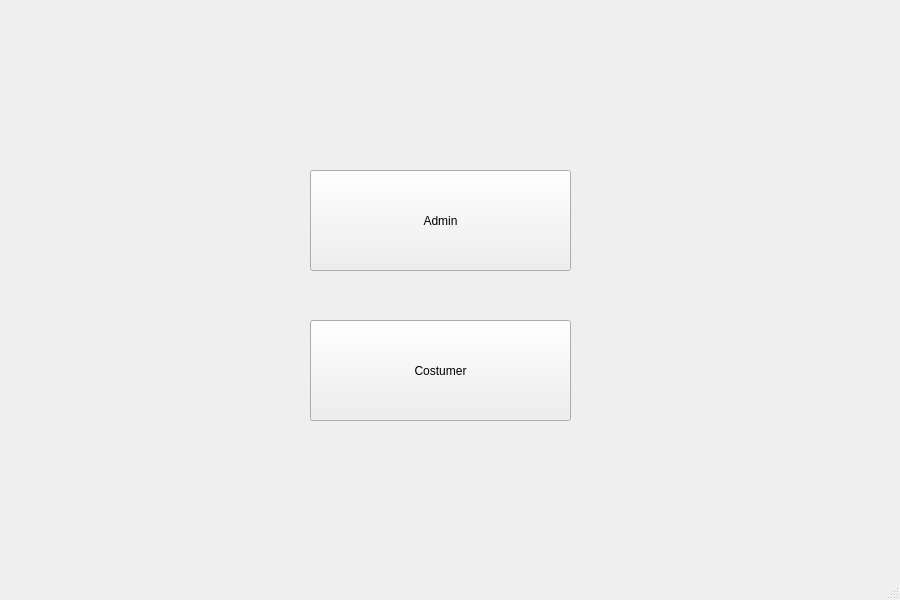
The window that UIAP_Final/firstpage.ui (a-HA7-z/UIAP_Final) describes before a commit, drawn with Qt 5.
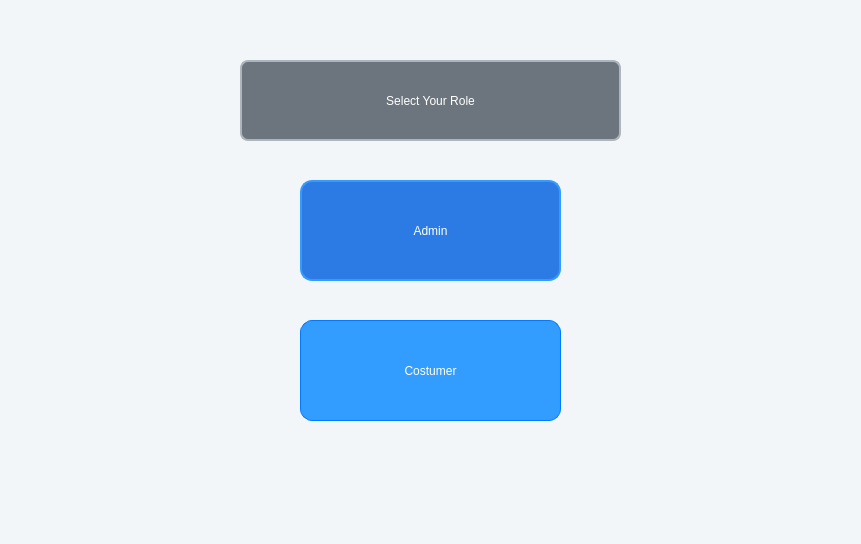
The same window after the commit.

```diff
--- a/UIAP_Final/firstpage.ui
+++ b/UIAP_Final/firstpage.ui
@@ -6,23 +6,34 @@
    <rect>
     <x>0</x>
     <y>0</y>
-    <width>900</width>
-    <height>600</height>
+    <width>861</width>
+    <height>544</height>
    </rect>
   </property>
   <property name="windowTitle">
    <string>FirstPage</string>
   </property>
+  <property name="styleSheet">
+   <string notr="true">background-color: rgb(243, 246, 249);</string>
+  </property>
   <widget class="QWidget" name="centralwidget">
    <widget class="QPushButton" name="AdminRole">
     <property name="geometry">
      <rect>
-      <x>310</x>
-      <y>170</y>
+      <x>300</x>
+      <y>180</y>
       <width>261</width>
       <height>101</height>
      </rect>
     </property>
+    <property name="styleSheet">
+     <string notr="true">color: rgb(255, 255, 255);
+font: 13pt &quot;Segoe UI&quot;;
+background-color: rgb(44, 123, 229);
+border-radius: 12px;
+border: 2px solid rgb(51, 156, 255);
+</string>
+    </property>
     <property name="text">
      <string>Admin</string>
     </property>
@@ -30,16 +41,46 @@
    <widget class="QPushButton" name="Costumerrole">
     <property name="geometry">
      <rect>
-      <x>310</x>
+      <x>300</x>
       <y>320</y>
       <width>261</width>
       <height>101</height>
      </rect>
     </property>
+    <property name="styleSheet">
+     <string notr="true">color: rgb(255, 255, 255);
+font: 13pt &quot;Segoe UI&quot;;
+background-color: rgb(51, 156, 255);
+border-radius: 12px;
+border: 1px solid rgb(0, 123, 255); </string>
+    </property>
     <property name="text">
      <string>Costumer</string>
     </property>
    </widget>
+   <widget class="QLabel" name="label">
+    <property name="geometry">
+     <rect>
+      <x>240</x>
+      <y>60</y>
+      <width>381</width>
+      <height>81</height>
+     </rect>
+    </property>
+    <property name="styleSheet">
+     <string notr="true">color: rgb(255, 255, 255);
+font: 12pt &quot;Segoe UI&quot;;
+background-color: rgb(108, 117, 125);
+border-radius: 8px;
+border: 2px solid rgb(173, 181, 189);</string>
+    </property>
+    <property name="text">
+     <string>Select Your Role</string>
+    </property>
+    <property name="alignment">
+     <set>Qt::AlignmentFlag::AlignCenter</set>
+    </property>
+   </widget>
   </widget>
   <widget class="QMenuBar" name="menubar">
    <property name="geometry">
```
Left out of the diff: 2 changed lines with no effect on the pictures.
